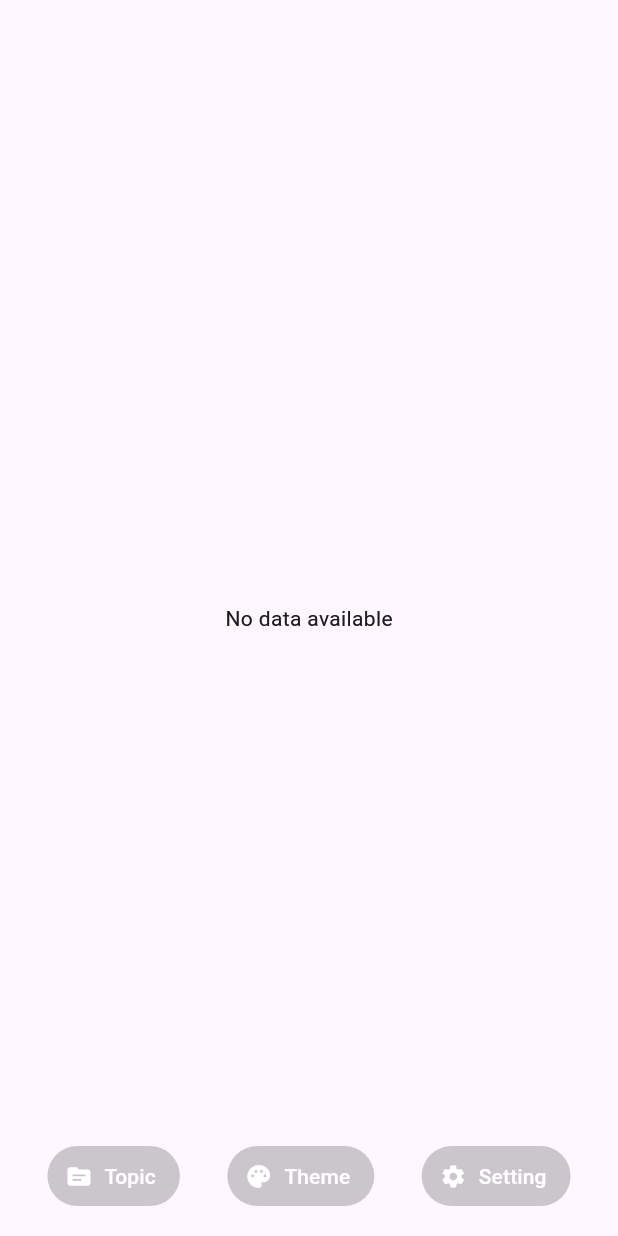
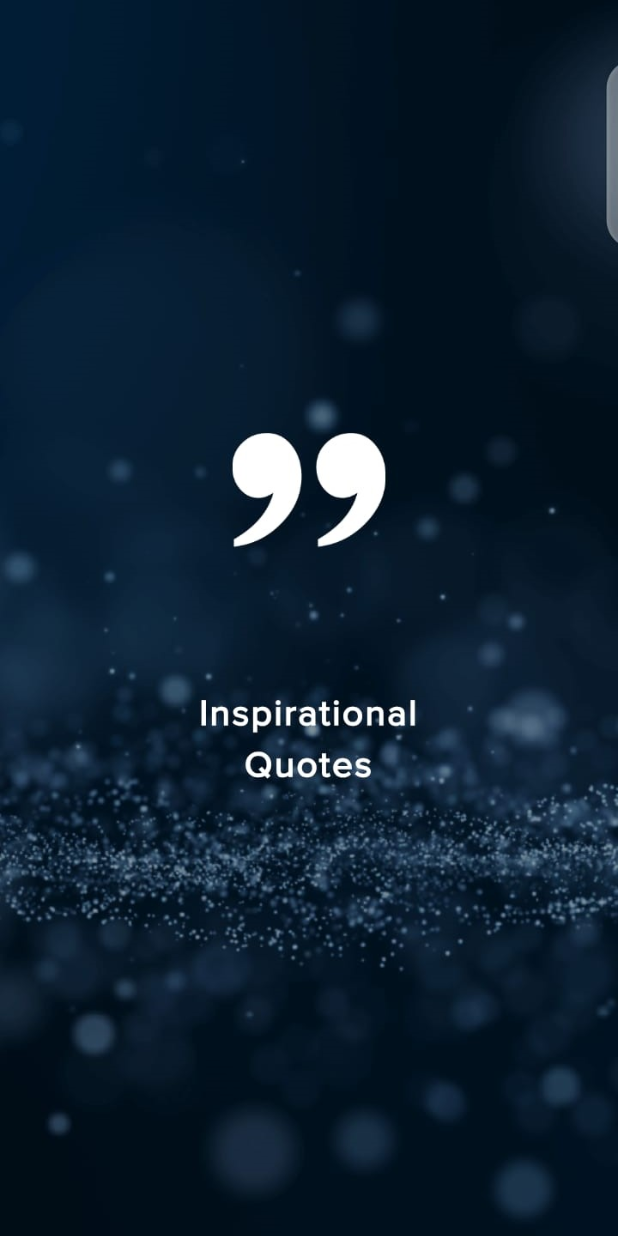
Before and after one commit to MauryaAayush/db_minar, a Flutter app: the first screen one second after launch, on a phone screen of 412 x 824 dp. Run offline on Flutter 3.47's test engine with Material 3 defaults, Android fonts, the phone set to English and light mode, and no system bars; our stand-ins replace get, sqflite; accounts and stored records are empty.

Commit message:
Radhey Radhey

```diff
--- a/lib/Views/HomeScreen.dart
+++ b/lib/Views/HomeScreen.dart
@@ -47,7 +47,8 @@ class HomeScreen extends StatelessWidget {
                   return Stack(
                     children: [
                       Container(
-                        color: Colors.black54, // Add a slight background for readability
+                        color: Colors.black54,
+                        // Add a slight background for readability
                         padding: const EdgeInsets.all(16.0),
                         child: Center(
                           child: Column(
@@ -93,13 +94,15 @@ class HomeScreen extends StatelessWidget {
                         right: 16.0,
                         child: IconButton(
                           icon: Icon(
-                            dataController.quotes[index].isLiked == "1" ? Icons.favorite : Icons.favorite_border,
-                            color: dataController.quotes[index].isLiked == "1" ? Colors.red : Colors.white,
+                            dataController.quotes[index].isLiked == "1"
+                                ? Icons.favorite
+                                : Icons.favorite_border,
+                            color: dataController.quotes[index].isLiked == "1"
+                                ? Colors.red
+                                : Colors.white,
                           ),
-
-
                           onPressed: () {
-                            dataController.toggleLike(quote,index);
+                            dataController.toggleLike(quote, index);
                           },
                         ),
                       ),
@@ -121,8 +124,7 @@ class HomeScreen extends StatelessWidget {
                   text: 'Topic',
                   icon: Icons.topic,
                   onPressed: () {
-                    Get.to(()=>TopicScreen());
-                    // Get.to(() => BookmarksScreen());
+                    Get.to(() => TopicScreen());
                   },
                 ),
                 TransparentButton(
@@ -153,7 +155,11 @@ class TransparentButton extends StatelessWidget {
   final IconData icon;
   final VoidCallback onPressed;
 
-  const TransparentButton({super.key, required this.text, required this.icon, required this.onPressed});
+  const TransparentButton(
+      {super.key,
+      required this.text,
+      required this.icon,
+      required this.onPressed});
 
   @override
   Widget build(BuildContext context) {
@@ -163,7 +169,8 @@ class TransparentButton extends StatelessWidget {
       label: Text(text),
       style: TextButton.styleFrom(
         foregroundColor: Colors.white,
-        backgroundColor: Colors.black.withOpacity(0.2), // Transparent background
+        backgroundColor:
+            Colors.black.withOpacity(0.2), // Transparent background
       ),
     );
   }
--- /dev/null
+++ b/lib/Views/splash_screen.dart
@@ -0,0 +1,32 @@
+import 'dart:async';
+
+import 'package:flutter/material.dart';
+
+import 'HomeScreen.dart';
+
+class SplashScreen extends StatelessWidget {
+  const SplashScreen({super.key});
+
+  @override
+  Widget build(BuildContext context) {
+
+    Timer(const Duration(seconds: 3), () {
+      Navigator.of(context).pushReplacement(
+        MaterialPageRoute(builder: (context) => HomeScreen()),
+      );
+    });
+
+    return Scaffold(
+      body: Container(
+        width: double.infinity,
+        height: double.infinity,
+        decoration: BoxDecoration(
+          image: DecorationImage(
+            image: AssetImage('assets/spl.jpg'),
+            fit: BoxFit.cover,
+          ),
+        ),
+      ),
+    );
+  }
+}
--- a/lib/main.dart
+++ b/lib/main.dart
@@ -1,6 +1,8 @@
 import 'package:db_minar/Views/HomeScreen.dart';
 import 'package:flutter/material.dart';
 import 'package:get/get.dart';
+
+import 'Views/splash_screen.dart';
 
 
 void main() {
@@ -15,7 +17,7 @@ class MyApp extends StatelessWidget {
     return GetMaterialApp(
       debugShowCheckedModeBanner: false,
       getPages: [
-        GetPage(name: '/', page: () =>  HomeScreen(),),
+        GetPage(name: '/', page: () =>  const SplashScreen(),),
       ],
     );
   }
```
Also changed, not shown: assets/spl.jpg (added), 1 other file.
